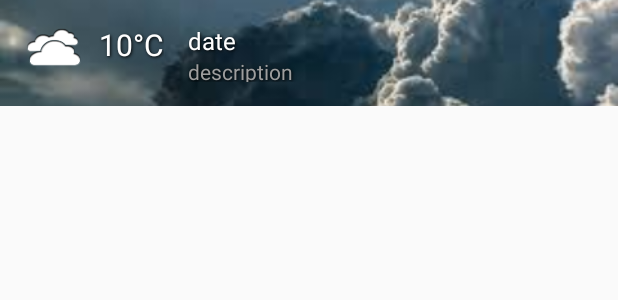
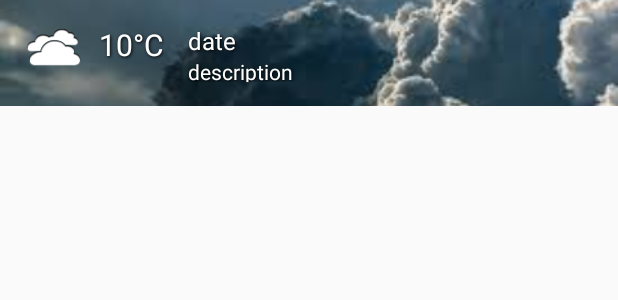
Before and after one commit to SergiyBoyko/PocketSinoptic, an Android app: the layout item_small_list.xml on its own in the app's theme, with its tools: preview values and no code run, on a phone screen of 412 x 824 dp. Shown: the top 300 px of the screen. Run offline under Robolectric (Android 15) with nearby library versions, the phone set to English and light mode, and no system bars.

```diff
--- a/app/src/main/res/layout/item_small_list.xml
+++ b/app/src/main/res/layout/item_small_list.xml
@@ -69,7 +69,7 @@
             android:shadowRadius="2"
             android:singleLine="true"
             android:textAppearance="?attr/textAppearanceListItem"
-            android:textColor="@color/medium_grey"
+            android:textColor="@android:color/white"
             android:textSize="@dimen/list_body"
             tools:text="@string/item_desc" />
     </RelativeLayout>
```
